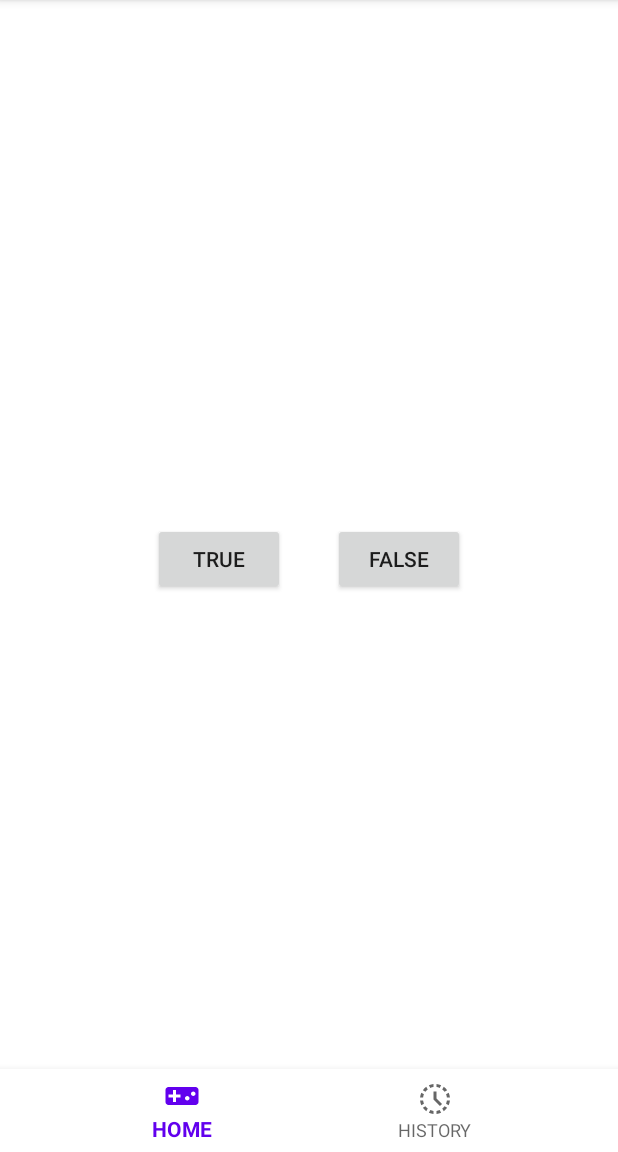
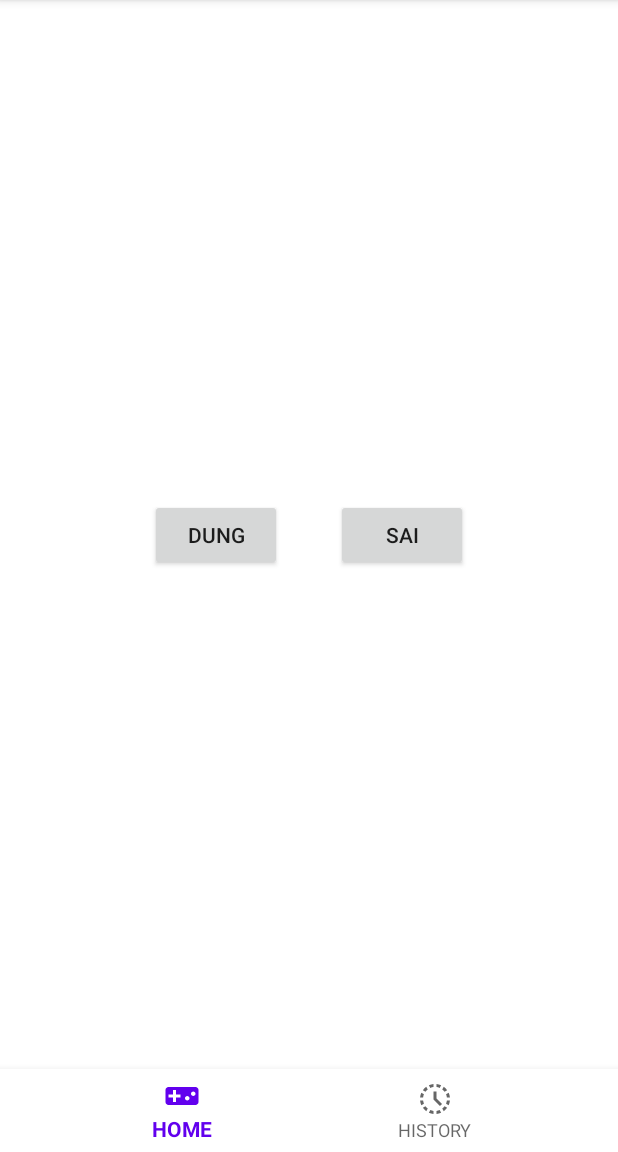
Before and after one commit to VanBap/Bap_Quizzzz, an Android app: the fragment QuestionFragment placed in its activity, on a phone screen of 412 x 824 dp, the part 84-1236 px from its top. Run offline under Robolectric (Android 15) with nearby library versions, the phone set to English and light mode, and no system bars; Roboto replaces fonts that are not available here; 1 statement that could not run was skipped.

Commit message:
Update 4/12

```diff
--- a/Bap_Quizzzz/app/src/main/java/com/example/bap_quizzzz/History.java
+++ b/Bap_Quizzzz/app/src/main/java/com/example/bap_quizzzz/History.java
@@ -3,6 +3,7 @@ package com.example.bap_quizzzz;
 public class History {
     public String level = "Empty";
     public String topic = "Empty";
+    public int correctCount = 0;
 
     public History() {
     }
--- a/Bap_Quizzzz/app/src/main/java/com/example/bap_quizzzz/MainActivity.java
+++ b/Bap_Quizzzz/app/src/main/java/com/example/bap_quizzzz/MainActivity.java
@@ -104,7 +104,7 @@ public class MainActivity extends AppCompatActivity {
         return super.onOptionsItemSelected(item);
     }
 
-    public void chooseLevel(View view) throws JSONException{
+    public void chooseLevel(View view){
         switch (view.getId()){
             case R.id.easybtn:
                 HistoryFragment.setLevel("easy");
@@ -123,8 +123,6 @@ public class MainActivity extends AppCompatActivity {
                 break;
         }
 
-
-
         /*QuestionFragment.loadAllQuestion(HistoryFragment.getLevel());
         Fragment questionFragment = new QuestionFragment();
         replaceFragment(questionFragment);*/
@@ -135,4 +133,5 @@ public class MainActivity extends AppCompatActivity {
         }
     }*/
 
+
 }
--- a/Bap_Quizzzz/app/src/main/res/layout/fragment_question.xml
+++ b/Bap_Quizzzz/app/src/main/res/layout/fragment_question.xml
@@ -1,12 +1,12 @@
 <?xml version="1.0" encoding="utf-8"?>
-<LinearLayout xmlns:android="http://schemas.android.com/apk/res/android"
+<androidx.constraintlayout.widget.ConstraintLayout xmlns:android="http://schemas.android.com/apk/res/android"
     xmlns:app="http://schemas.android.com/apk/res-auto"
     xmlns:tools="http://schemas.android.com/tools"
+    android:id="@+id/questionLayout"
     android:layout_width="match_parent"
     android:layout_height="match_parent"
+    android:background="@color/white"
     android:gravity="center"
-    android:background="@color/white"
-    android:orientation="vertical"
     tools:context=".MainActivity">
 
     <TextView
@@ -14,30 +14,36 @@
         style="@style/TextAppearance.MaterialComponents.Headline5"
         android:layout_width="wrap_content"
         android:layout_height="wrap_content"
+        android:layout_marginBottom="32dp"
         android:paddingHorizontal="16dp"
         android:textAlignment="center"
+        app:layout_constraintBottom_toBottomOf="parent"
+        app:layout_constraintEnd_toEndOf="parent"
+        app:layout_constraintStart_toStartOf="parent"
+        app:layout_constraintTop_toTopOf="parent"
+        app:layout_constraintVertical_bias="0.419"
+        app:layout_constraintVertical_chainStyle="packed"
         tools:text="This is a question" />
-
-    <LinearLayout
-        android:layout_width="wrap_content"
-        android:layout_height="wrap_content"
-        android:layout_margin="8dp">
 
     <Button
         android:id="@+id/answer_true_button"
         android:layout_width="wrap_content"
         android:layout_height="wrap_content"
-            android:layout_marginHorizontal="16dp"
-            android:text="@string/answer_true" />
+        android:layout_marginStart="100dp"
+        android:text="Dung"
+        app:layout_constraintBottom_toBottomOf="parent"
+        app:layout_constraintStart_toStartOf="parent"
+        app:layout_constraintTop_toTopOf="parent" />
 
     <Button
         android:id="@+id/answer_false_button"
         android:layout_width="wrap_content"
         android:layout_height="wrap_content"
-            android:layout_marginHorizontal="16dp"
-            android:text="@string/answer_false" />
-
-    </LinearLayout>
+        android:layout_marginEnd="100dp"
+        android:text="Sai"
+        app:layout_constraintBottom_toBottomOf="parent"
+        app:layout_constraintEnd_toEndOf="parent"
+        app:layout_constraintTop_toTopOf="parent" />
 
 
-</LinearLayout>
+</androidx.constraintlayout.widget.ConstraintLayout>
--- a/Bap_Quizzzz/app/src/main/res/values/strings.xml
+++ b/Bap_Quizzzz/app/src/main/res/values/strings.xml
@@ -7,8 +7,6 @@
     <string name="title_profile">Profile</string>
     <!-- TODO: Remove or change this placeholder text -->
     <string name="hello_blank_fragment">Hello blank fragment</string>
-    <string name="answer_true">True</string>
-    <string name="answer_false">False</string>
     <string name="correct_answer_response">Dung!</string>
     <string name="incorrect_answer_response">Sai!</string>
 </resources>
```
Also changed, not shown: Bap_Quizzzz/app/src/main/assets/questionbank2.json (+27 -3 lines), Bap_Quizzzz/app/src/main/java/com/example/bap_quizzzz/HistoryFragment.java (+8 -0 lines), Bap_Quizzzz/app/src/main/java/com/example/bap_quizzzz/QuestionFragment.java (+41 -3 lines), Bap_Quizzzz/app/src/main/java/com/example/bap_quizzzz/ResultFragment.java (added, +28 -0 lines), Bap_Quizzzz/app/src/main/res/layout/fragment_result.xml (added, +54 -0 lines). Lines whose indentation alone changed are shown as unchanged.
